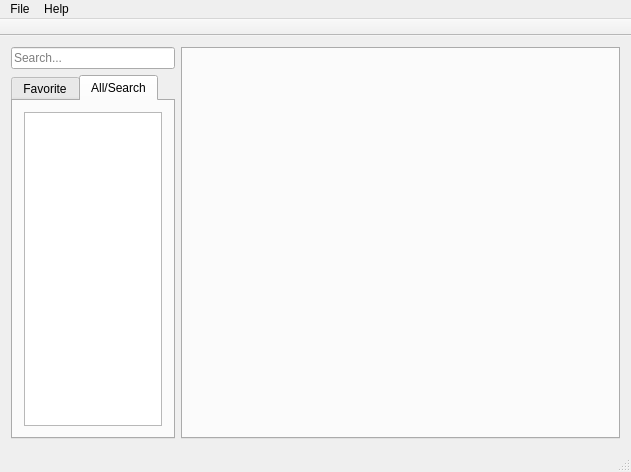
First picture: the form in OverwatchPlayerLog/UI/MainWindow.ui, repository yxbh/Overwatch-Player-Log, before the edit.
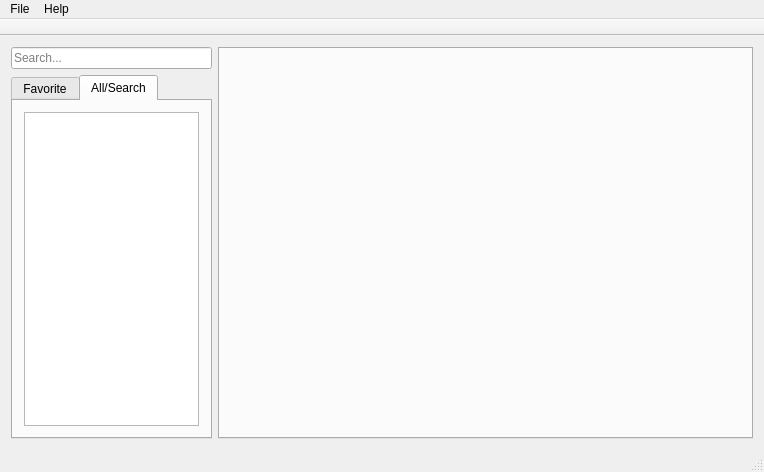
Second picture: the form after the edit.

```diff
--- a/OverwatchPlayerLog/UI/MainWindow.ui
+++ b/OverwatchPlayerLog/UI/MainWindow.ui
@@ -6,7 +6,7 @@
    <rect>
     <x>0</x>
     <y>0</y>
-    <width>631</width>
+    <width>764</width>
     <height>472</height>
    </rect>
   </property>
@@ -95,7 +95,7 @@
     <rect>
      <x>0</x>
      <y>0</y>
-     <width>631</width>
+     <width>764</width>
      <height>22</height>
     </rect>
    </property>
```
